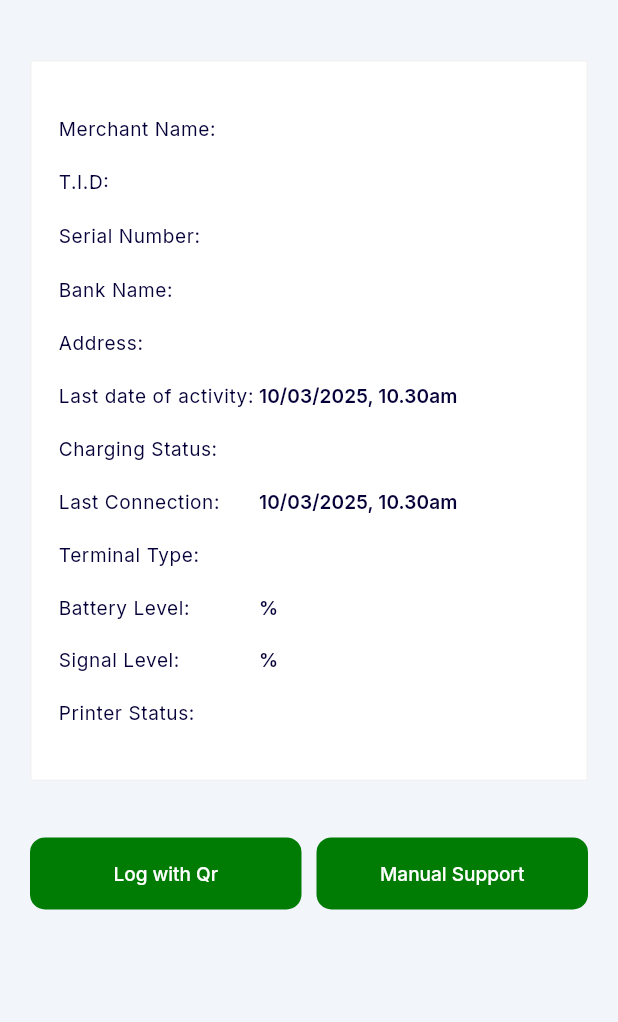
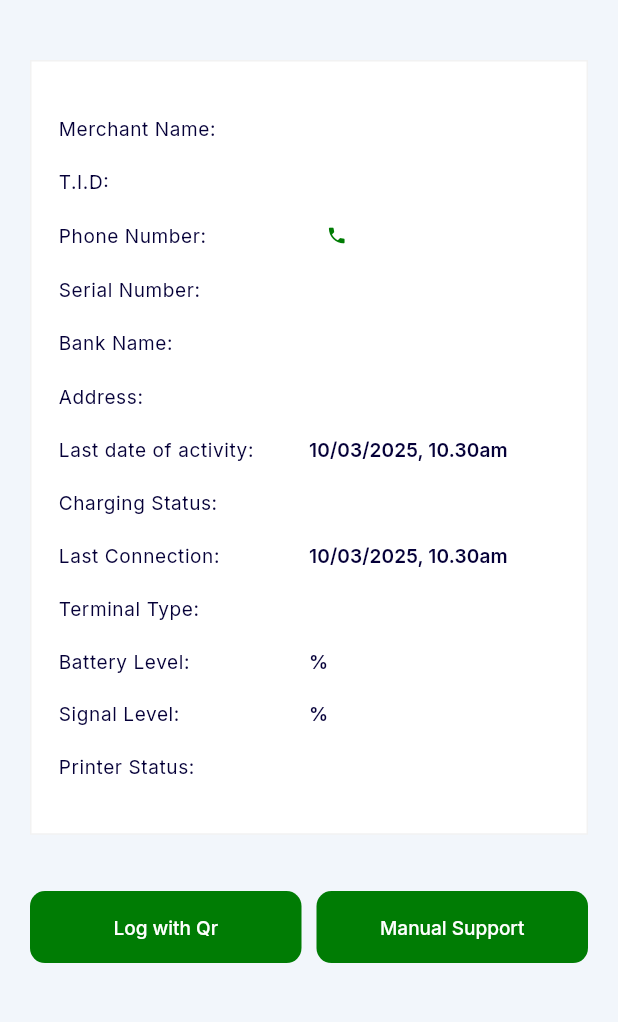
Before and after one commit to charlie-ann/fso-app, a Flutter app: the TerminalDetailsPage screen opened directly with empty values, on a phone screen of 412 x 824 dp, the part 84-1106 px from its top. Run offline on Flutter 3.47's test engine with Material 3 defaults, Android fonts, the phone set to English and light mode, and no system bars; our stand-ins replace dartz, dio, dropdown_search, equatable, flutter_riverpod, flutter_secure_storage and 11 more; missing offline and left inert: flutter_pdfview, mobile_scanner, unique_identifier; accounts and stored records are empty; network calls fail; statements that could not run were skipped.

Commit message:
feat: phone number

```diff
--- a/lib/features/terminals/models/terminal_model.dart
+++ b/lib/features/terminals/models/terminal_model.dart
@@ -42,6 +42,7 @@ class TerminalModel {
   String? batteryLevel;
   DateTime? lastConnection;
   String? terminalType;
+  String? phoneNumber;
 
   TerminalModel({
     this.id,
@@ -63,6 +64,7 @@ class TerminalModel {
     this.batteryLevel,
     this.lastConnection,
     this.terminalType,
+    this.phoneNumber,
   });
 
   TerminalModel.fromJson(Map<String, dynamic> json) {
@@ -88,6 +90,7 @@ class TerminalModel {
         ? DateTime.parse(json["extra"]['lastConnectionDate'])
         : null;
     terminalType = json["extra"]?['type'];
+    phoneNumber = json['phone_number'];
   }
 }
 
--- a/lib/features/terminals/presentation/terminal_details.dart
+++ b/lib/features/terminals/presentation/terminal_details.dart
@@ -7,6 +7,7 @@ import 'package:fso_support/core/utils/extensions.dart';
 import 'package:fso_support/features/support_request/presentation/support_details_page.dart';
 import 'package:fso_support/features/terminals/models/terminal_model.dart';
 import 'package:intl/intl.dart';
+import 'package:url_launcher/url_launcher.dart';
 
 class TerminalDetailsPage extends StatelessWidget {
   static const String routeName = 'terminal-details-page';
@@ -48,12 +49,40 @@ class TerminalDetailsPage extends StatelessWidget {
                     title: "T.I.D",
                     value: terminal.terminalModel?.terminalId ?? "",
                   ),
-                  // 20.vSpacer,
-                  // buildRow(
-                  //   context,
-                  //   title: "Phone Number",
-                  //   value: terminal.terminalModel.,
-                  // ),
+                  if (terminal.terminalModel?.phoneNumber != null) ...[
+                    20.vSpacer,
+                    buildRow(
+                      context,
+                      title: "Phone Number",
+                      value: "",
+                      extra: InkWell(
+                        onTap: () async {
+                          Uri phoneno = Uri.parse(
+                              "tel:${terminal.terminalModel?.phoneNumber}");
+                          if (await launchUrl(phoneno)) {
+                            //dialer opened
+                          }
+                        },
+                        child: Row(
+                          children: [
+                            Text(
+                              terminal.terminalModel?.phoneNumber ?? "",
+                              style: context.textTheme.labelLarge?.copyWith(
+                                color: AppColors.blackText,
+                                fontSize: 12.text,
+                              ),
+                            ),
+                            10.hSpacer,
+                            const Icon(
+                              Icons.phone,
+                              color: AppColors.primary,
+                              size: 14,
+                            ),
+                          ],
+                        ),
+                      ),
+                    ),
+                  ],
                   20.vSpacer,
                   buildRow(
                     context,
@@ -189,11 +218,11 @@ class TerminalDetailsPage extends StatelessWidget {
     BuildContext context, {
     required String title,
     required String value,
+    Widget? extra,
   }) {
     return Row(
       children: [
         Expanded(
-          flex: 2,
           child: Text(
             "$title: ",
             style: context.textTheme.bodySmall?.copyWith(
@@ -202,8 +231,8 @@ class TerminalDetailsPage extends StatelessWidget {
             ),
           ),
         ),
+        if (extra == null)
           Expanded(
-          flex: 3,
             child: Text(
               value,
               style: context.textTheme.labelLarge?.copyWith(
@@ -212,6 +241,7 @@ class TerminalDetailsPage extends StatelessWidget {
               ),
             ),
           ),
+        if (extra != null) Expanded(child: extra),
       ],
     );
   }
```
Also changed, not shown: lib/features/support_request/presentation/support_details_page.dart (+31 -1 lines), pubspec.lock, 2 other files. Lines whose indentation alone changed are shown as unchanged.
